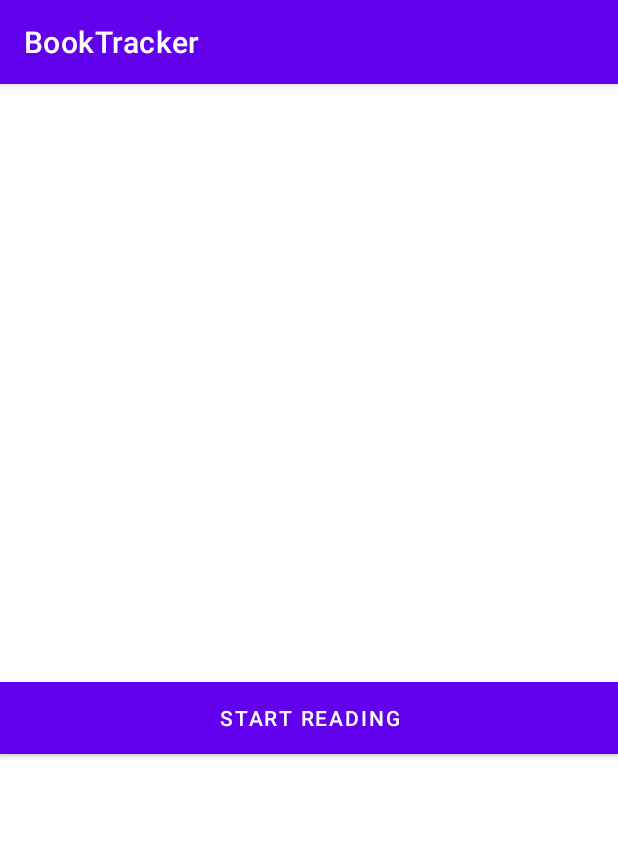
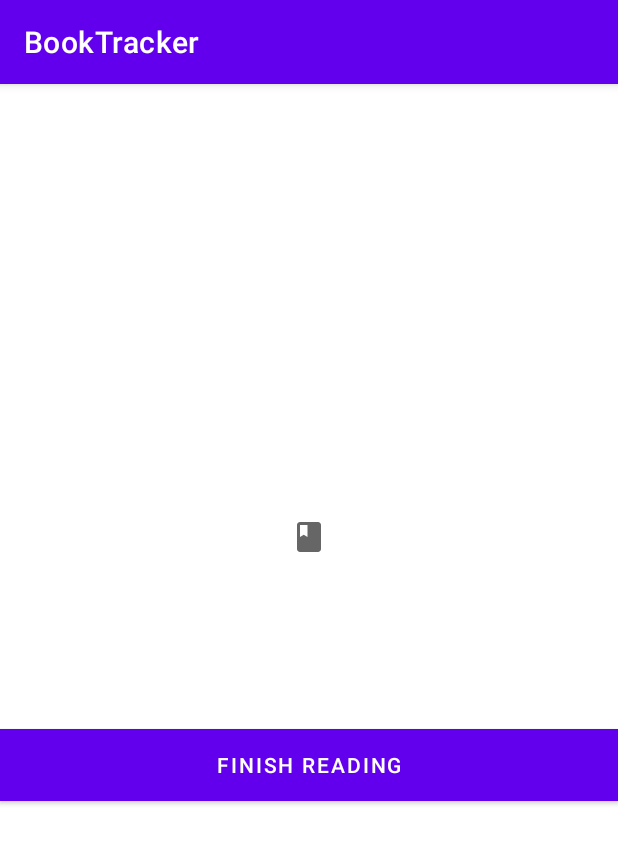
Before and after one commit to piogru/BookTracker, an Android app: the BookDetailsActivity screen opened directly, with no data from a screen before it, on a phone screen of 412 x 824 dp. Shown: the top 844 px of the screen. Run offline under Robolectric (Android 15) with nearby library versions, the phone set to English and light mode, and no system bars; our stand-ins replace Picasso, Room's generated code; pictures from the network do not load.

Commit message:
Add details display to Book Detail Activity

```diff
--- a/app/src/main/java/com/example/booktracker/BookDetailsActivity.java
+++ b/app/src/main/java/com/example/booktracker/BookDetailsActivity.java
@@ -1,6 +1,7 @@
 package com.example.booktracker;
 
 import androidx.appcompat.app.AppCompatActivity;
+import androidx.lifecycle.ViewModelProviders;
 
 import android.content.Intent;
 import android.os.Bundle;
@@ -8,15 +9,36 @@ import android.text.TextUtils;
 import android.view.View;
 import android.widget.Button;
 import android.widget.EditText;
+import android.widget.ImageView;
 import android.widget.TextView;
+
+import com.example.booktracker.booksearch.BookSearch;
+import com.example.booktracker.database.BookViewModel;
+import com.squareup.picasso.Picasso;
+
+import java.util.Date;
+
+import static com.example.booktracker.MainActivity.IMAGE_URL_BASE;
 
 public class BookDetailsActivity extends AppCompatActivity {
 
-    public static final String EXTRA_BOOK_TITLE = "com.example.booktracker.book.EDIT_BOOK_TITLE";
-    public static final String EXTRA_BOOK_AUTHOR = "com.example.booktracker.book.EDIT_BOOK_AUTHOR";
+    public static final String EXTRA_BOOK_TITLE = "com.example.booktracker.EDIT_BOOK_TITLE";
+    public static final String EXTRA_BOOK_AUTHOR = "com.example.booktracker.EDIT_BOOK_AUTHOR";
+    public static final String EXTRA_BOOK_PAGE_COUNT = "com.example.booktracker.EDIT_BOOK_PAGE_COUNT";
+    public static final String EXTRA_BOOK_START_DATE = "com.example.booktracker.EDIT_BOOK_START_DATE";
+    public static final String EXTRA_BOOK_END_DATE = "com.example.booktracker.EDIT_BOOK_END_DATE";
+    public static final String EXTRA_BOOK_TIME_SPENT = "com.example.booktracker.EDIT_BOOK_TIME_SPENT";
+    public static final String EXTRA_BOOK_COVER = "com.example.booktracker.EDIT_BOOK_COVER";
 
     private TextView titleTextView;
     private TextView authorTextView;
+    private TextView pageCountTextView;
+    private TextView startDateTextView;
+    private TextView endDateTextView;
+    private TextView timeSpentTextView;
+    private ImageView bookCover;
+
+    private BookViewModel bookViewModel;
 
     @Override
     protected void onCreate(Bundle savedInstanceState) {
@@ -25,10 +47,53 @@ public class BookDetailsActivity extends AppCompatActivity {
 
         titleTextView = findViewById(R.id.book_title);
         authorTextView = findViewById(R.id.book_author);
+        pageCountTextView = findViewById(R.id.book_page_count);
+        startDateTextView = findViewById(R.id.book_start_date);
+        endDateTextView = findViewById(R.id.book_end_date);
+        timeSpentTextView = findViewById(R.id.book_time_spent);
+
+        bookCover = findViewById(R.id.book_img_cover);
+
+        Bundle extras = getIntent().getExtras();
+
         if(getIntent().hasExtra(EXTRA_BOOK_TITLE)) {
             titleTextView.setText(getIntent().getStringExtra(EXTRA_BOOK_TITLE));
+        }
+        if(getIntent().hasExtra(EXTRA_BOOK_AUTHOR)) {
             authorTextView.setText(getIntent().getStringExtra(EXTRA_BOOK_AUTHOR));
         }
+        if(getIntent().hasExtra(EXTRA_BOOK_PAGE_COUNT)) {
+//            pageCountTextView.setText(getIntent().getStringExtra(EXTRA_BOOK_PAGE_COUNT));
+            pageCountTextView.setText(String.valueOf(getIntent().getIntExtra(EXTRA_BOOK_PAGE_COUNT, -1)));
+        }
+        if(getIntent().hasExtra(EXTRA_BOOK_START_DATE)) {
+            Date d = new Date();
+            d.setTime(getIntent().getLongExtra(EXTRA_BOOK_START_DATE, -1));
+            startDateTextView.setText(d.toString());
+        }
+        if(getIntent().hasExtra(EXTRA_BOOK_END_DATE)) {
+            Date d = new Date();
+            d.setTime(getIntent().getLongExtra(EXTRA_BOOK_END_DATE, -1));
+            endDateTextView.setText(d.toString());
+        }
+        if(getIntent().hasExtra(EXTRA_BOOK_TIME_SPENT)) {
+            timeSpentTextView.setText(String.valueOf(getIntent().getIntExtra(EXTRA_BOOK_TIME_SPENT, 0)));
+        }
+
+        if (getIntent().hasExtra(EXTRA_BOOK_COVER)) {
+            Picasso.with(getApplicationContext())
+                    .load(IMAGE_URL_BASE + getIntent().getStringExtra(EXTRA_BOOK_COVER) + "-L.jpg")
+                    .placeholder(R.drawable.ic_book_black_24dp).into(bookCover);
+        } else {
+            bookCover.setImageResource(R.drawable.ic_book_black_24dp);
+        }
+
+//        bookTitleTextView.setText(bookSearch.getTitle());
+//        bookAuthorTextView.setText(TextUtils.join(", ", bookSearch.getAuthors()));
+//        bookPageCountTextView.setText(bookSearch.getPageCount());
+//        bookStartDateTextView.setText(startDate.toString());
+
+        bookViewModel = ViewModelProviders.of(this).get(BookViewModel.class);
 
         final Button button = findViewById(R.id.button_save);
         button.setOnClickListener(new View.OnClickListener() {
--- a/app/src/main/res/layout/activity_book_details.xml
+++ b/app/src/main/res/layout/activity_book_details.xml
@@ -42,11 +42,23 @@
         android:layout_height="wrap_content"
         />
 
+    <TextView
+        android:id="@+id/book_end_date"
+        android:layout_width="wrap_content"
+        android:layout_height="wrap_content"
+        />
+
+    <TextView
+        android:id="@+id/book_time_spent"
+        android:layout_width="wrap_content"
+        android:layout_height="wrap_content"
+        />
+
     <Button
         android:id="@+id/button_save"
         android:layout_width="match_parent"
         android:layout_height="wrap_content"
         android:background="@color/purple_200"
-        android:text="@string/start_reading"
+        android:text="@string/finish_reading"
         />
 </LinearLayout>
--- a/app/src/main/res/values/strings.xml
+++ b/app/src/main/res/values/strings.xml
@@ -25,4 +25,5 @@
     <string name="book_deleted">Book deleted</string>
 
     <string name="start_reading">Start reading</string>
+    <string name="finish_reading">Finish reading</string>
 </resources>
```
Also changed, not shown: app/src/main/java/com/example/booktracker/MainActivity.java (+11 -2 lines), app/src/main/java/com/example/booktracker/database/entities/Book.java (+20 -0 lines).
